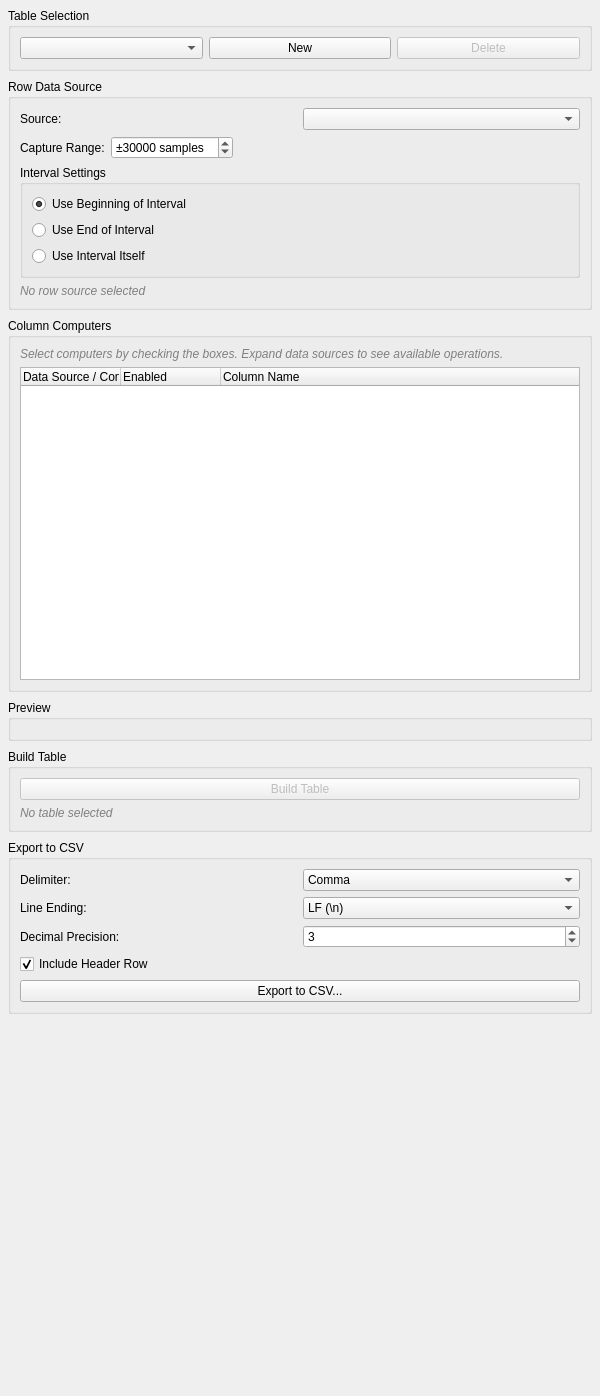
The window that src/WhiskerToolbox/TableDesignerWidget/TableDesignerWidget.ui (paulmthompson/WhiskerToolbox) describes before a commit, drawn with Qt 5.
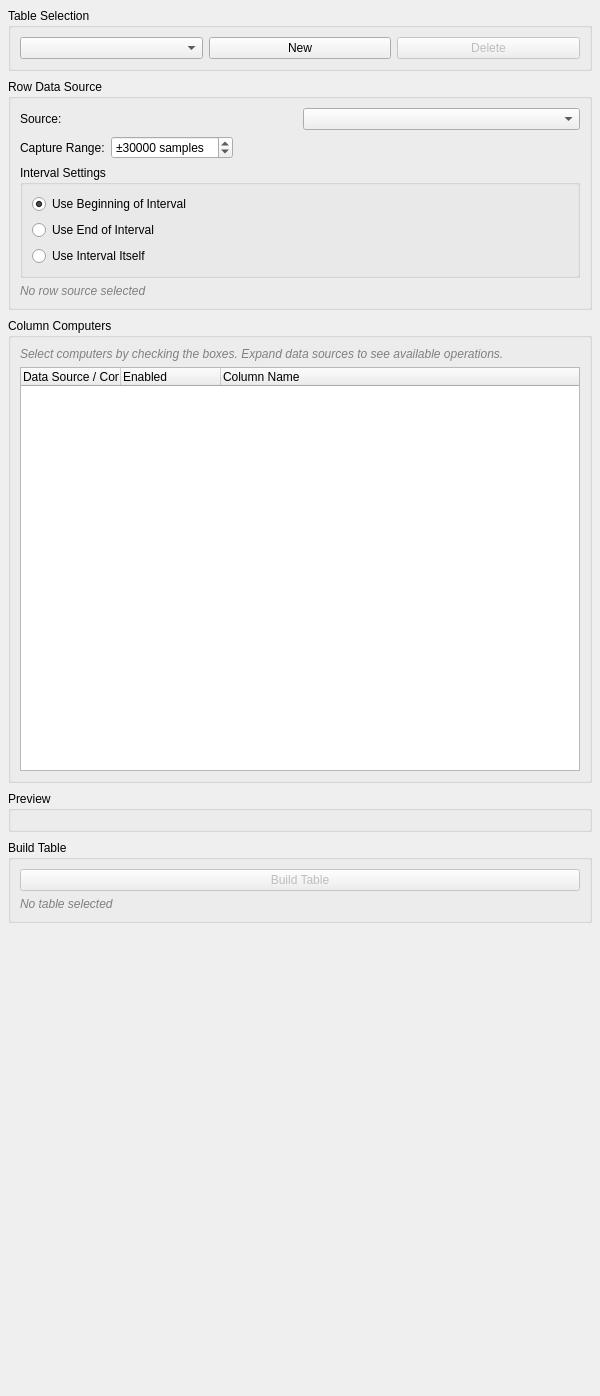
The same window after the commit.

Commit message: table export in collapsable section. Also change order of sections

Diff of the .ui file:
```diff
--- a/src/WhiskerToolbox/TableDesignerWidget/TableDesignerWidget.ui
+++ b/src/WhiskerToolbox/TableDesignerWidget/TableDesignerWidget.ui
@@ -265,99 +265,7 @@
     </widget>
    </item>
    <!-- Transform group removed; replaced by TableTransformWidget within a Collapsible Section -->
-   <item>
-    <widget class="QGroupBox" name="export_group">
-     <property name="title">
-      <string>Export to CSV</string>
-     </property>
-     <layout class="QGridLayout" name="export_layout">
-      <item row="0" column="0">
-       <widget class="QLabel" name="export_delimiter_label">
-        <property name="text">
-         <string>Delimiter:</string>
-        </property>
-       </widget>
-      </item>
-      <item row="0" column="1">
-       <widget class="QComboBox" name="export_delimiter_combo">
-        <item>
-         <property name="text">
-          <string>Comma</string>
-         </property>
-        </item>
-        <item>
-         <property name="text">
-          <string>Space</string>
-         </property>
-        </item>
-        <item>
-         <property name="text">
-          <string>Tab</string>
-         </property>
-        </item>
-       </widget>
-      </item>
-      <item row="1" column="0">
-       <widget class="QLabel" name="export_line_ending_label">
-        <property name="text">
-         <string>Line Ending:</string>
-        </property>
-       </widget>
-      </item>
-      <item row="1" column="1">
-       <widget class="QComboBox" name="export_line_ending_combo">
-        <item>
-         <property name="text">
-          <string>LF (\n)</string>
-         </property>
-        </item>
-        <item>
-         <property name="text">
-          <string>CRLF (\r\n)</string>
-         </property>
-        </item>
-       </widget>
-      </item>
-      <item row="2" column="0">
-       <widget class="QLabel" name="export_precision_label">
-        <property name="text">
-         <string>Decimal Precision:</string>
-        </property>
-       </widget>
-      </item>
-      <item row="2" column="1">
-       <widget class="QSpinBox" name="export_precision_spinbox">
-        <property name="minimum">
-         <number>0</number>
-        </property>
-        <property name="maximum">
-         <number>10</number>
-        </property>
-        <property name="value">
-         <number>3</number>
-        </property>
-       </widget>
-      </item>
-      <item row="3" column="0" colspan="2">
-       <widget class="QCheckBox" name="export_header_checkbox">
-        <property name="text">
-         <string>Include Header Row</string>
-        </property>
-        <property name="checked">
-         <bool>true</bool>
-        </property>
-       </widget>
-      </item>
-      <item row="4" column="0" colspan="2">
-       <widget class="QPushButton" name="export_csv_btn">
-        <property name="text">
-         <string>Export to CSV...</string>
-        </property>
-       </widget>
-      </item>
-     </layout>
-    </widget>
-   </item>
+   
    <item>
     <spacer name="verticalSpacer_2">
      <property name="orientation">
```
The commit also changes 6 other files.
